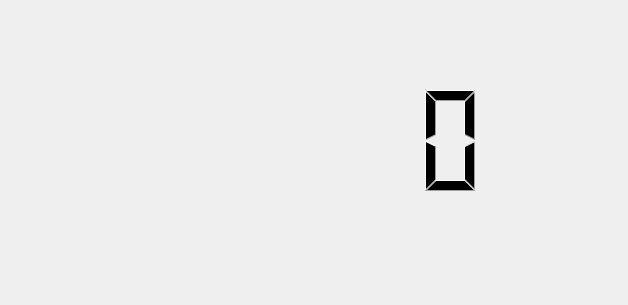
The window that weight.ui (jibonaronno/Autocart.v2) describes before a commit, drawn with Qt 5.
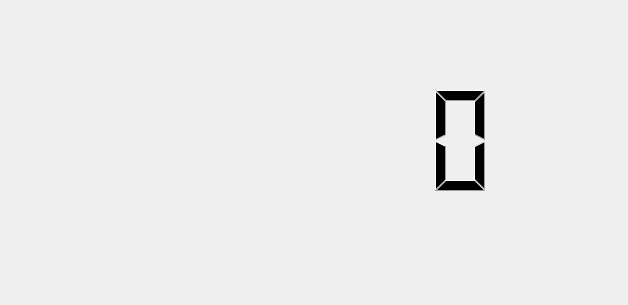
The same window after the commit.

Commit message: Demo Mode 5

```diff
--- a/weight.ui
+++ b/weight.ui
@@ -22,9 +22,9 @@
   <widget class="QLCDNumber" name="lcdNumber">
    <property name="geometry">
     <rect>
-     <x>120</x>
+     <x>40</x>
      <y>80</y>
-     <width>421</width>
+     <width>541</width>
      <height>121</height>
     </rect>
    </property>
@@ -34,6 +34,9 @@
    <property name="frameShadow">
     <enum>QFrame::Raised</enum>
    </property>
+   <property name="digitCount">
+    <number>6</number>
+   </property>
    <property name="segmentStyle">
     <enum>QLCDNumber::Filled</enum>
    </property>
```
The commit also changes 1 other file.
